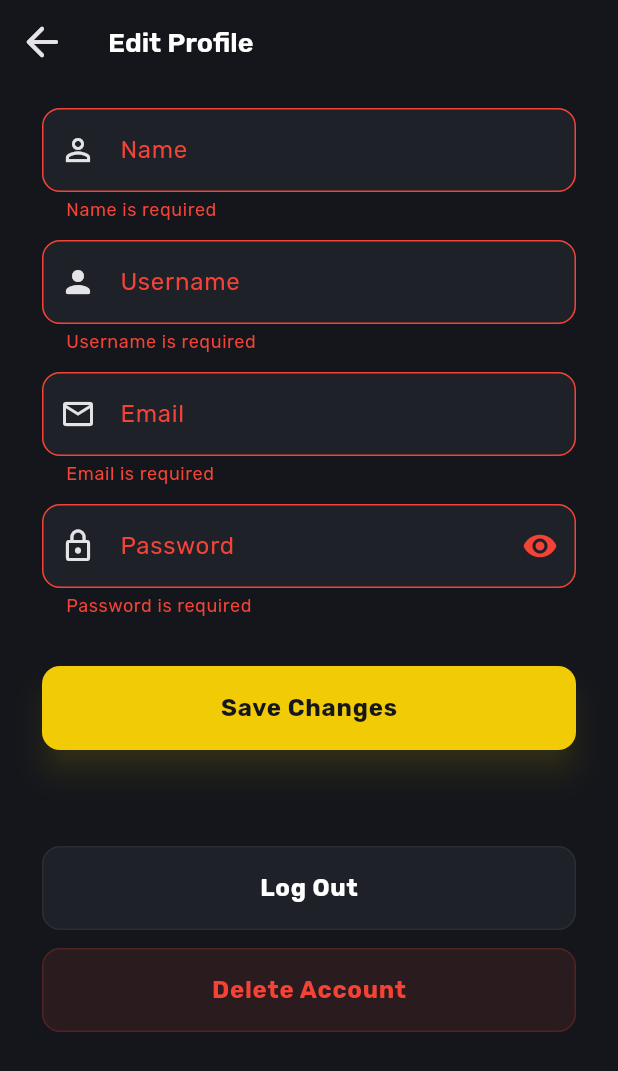
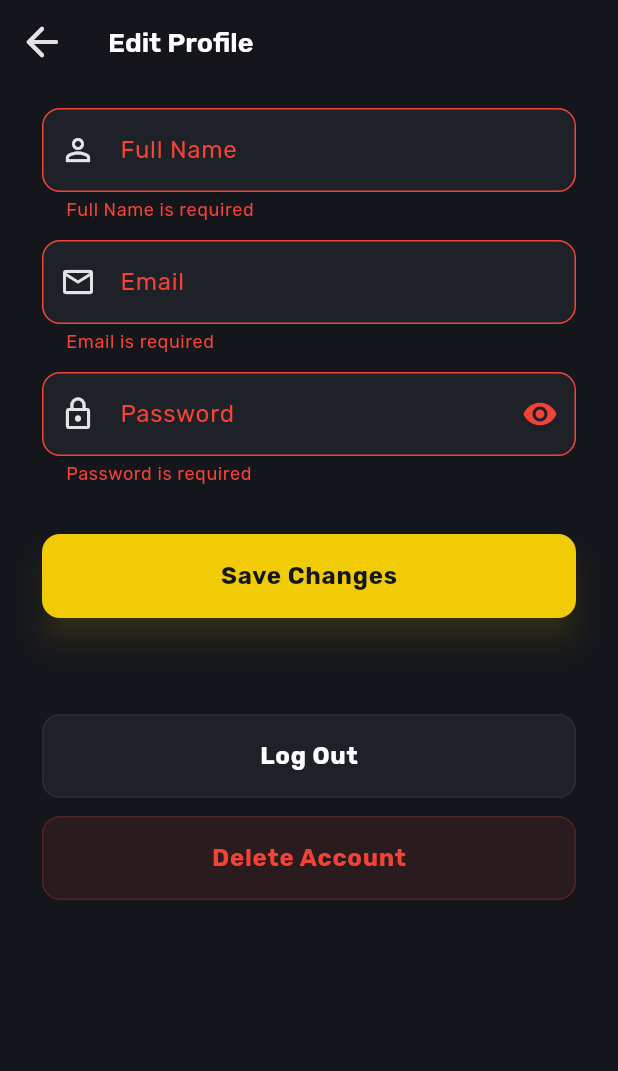
Before and after one commit to hadamard-2/lisan_app, a Flutter app: the ProfilePage screen opened directly, after a tap on "Save Changes", on a phone screen of 412 x 824 dp. Shown: the top 1071 px of the screen. Run offline on Flutter 3.47's test engine with Material 3 defaults, Android fonts, the phone set to English and light mode, and no system bars; our stand-ins replace connectivity_plus, dio, flutter_secure_storage, google_fonts, just_audio, material_symbols_icons; missing offline and left inert: record; accounts and stored records are empty.

Commit message:
refactor(exercise, profile): reorganize exercise widgets and clean up profile
- Moved non-page exercise widgets from pages/exercise to widgets/exercise
- Removed username from profile page

```diff
--- a/lib/pages/exercise/fill_in_blank_exercise.dart
+++ b/lib/pages/exercise/fill_in_blank_exercise.dart
@@ -2,8 +2,8 @@ import 'package:flutter/material.dart';
 import 'package:lisan_app/design/theme.dart';
 import 'package:lisan_app/models/fill_in_blank_exercise_data.dart';
 import 'package:lisan_app/pages/exercise/exercise_widget.dart';
-import 'package:lisan_app/pages/exercise/instruction_text.dart';
-import 'package:lisan_app/pages/exercise/previous_mistake_indicator.dart';
+import 'package:lisan_app/widgets/exercise/instruction_text.dart';
+import 'package:lisan_app/widgets/exercise/previous_mistake_indicator.dart';
 import 'package:lisan_app/widgets/exercise/text_choices_widget.dart';
 import 'package:lisan_app/widgets/exercise/text_bubble_widget.dart';
 
--- a/lib/pages/exercise/lesson_template.dart
+++ b/lib/pages/exercise/lesson_template.dart
@@ -1,9 +1,9 @@
 import 'package:flutter/material.dart';
 import 'package:lisan_app/design/theme.dart';
 import 'package:lisan_app/pages/exercise/exercise_widget.dart';
-import 'package:lisan_app/pages/exercise/feedback_panel.dart';
-import 'package:lisan_app/pages/exercise/lesson_controls.dart';
-import 'package:lisan_app/pages/exercise/lesson_top_bar.dart';
+import 'package:lisan_app/widgets/exercise/feedback_panel.dart';
+import 'package:lisan_app/widgets/exercise/lesson_controls.dart';
+import 'package:lisan_app/widgets/exercise/lesson_top_bar.dart';
 import 'package:lisan_app/models/exercise_state.dart';
 import 'package:lisan_app/models/lesson_stats.dart';
 
--- a/lib/pages/exercise/listening_exercise.dart
+++ b/lib/pages/exercise/listening_exercise.dart
@@ -5,9 +5,9 @@ import 'package:lisan_app/design/theme.dart';
 import 'package:lisan_app/models/available_block.dart';
 import 'package:lisan_app/models/listening_exercise_data.dart';
 import 'package:lisan_app/pages/exercise/exercise_widget.dart';
-import 'package:lisan_app/pages/exercise/instruction_text.dart';
-import 'package:lisan_app/pages/exercise/partial_free_text_widget.dart';
-import 'package:lisan_app/pages/exercise/previous_mistake_indicator.dart';
+import 'package:lisan_app/widgets/exercise/instruction_text.dart';
+import 'package:lisan_app/widgets/exercise/partial_free_text_widget.dart';
+import 'package:lisan_app/widgets/exercise/previous_mistake_indicator.dart';
 import 'package:lisan_app/widgets/exercise/voice_choices_widget.dart';
 import 'package:lisan_app/widgets/exercise/block_build_widget.dart';
 import 'package:lisan_app/widgets/exercise/free_text_widget.dart';
--- a/lib/pages/exercise/speaking_exercise.dart
+++ b/lib/pages/exercise/speaking_exercise.dart
@@ -2,8 +2,8 @@ import 'package:flutter/material.dart';
 import 'package:lisan_app/design/theme.dart';
 import 'package:lisan_app/models/speaking_exercise_data.dart';
 import 'package:lisan_app/pages/exercise/exercise_widget.dart';
-import 'package:lisan_app/pages/exercise/instruction_text.dart';
-import 'package:lisan_app/pages/exercise/previous_mistake_indicator.dart';
+import 'package:lisan_app/widgets/exercise/instruction_text.dart';
+import 'package:lisan_app/widgets/exercise/previous_mistake_indicator.dart';
 import 'package:lisan_app/widgets/exercise/text_bubble_widget.dart';
 import 'package:lisan_app/widgets/exercise/voice_input_widget.dart';
 
--- a/lib/pages/exercise/translation_exercise.dart
+++ b/lib/pages/exercise/translation_exercise.dart
@@ -3,8 +3,8 @@ import 'package:lisan_app/design/theme.dart';
 import 'package:lisan_app/models/available_block.dart';
 import 'package:lisan_app/models/translation_exercise_data.dart';
 import 'package:lisan_app/pages/exercise/exercise_widget.dart';
-import 'package:lisan_app/pages/exercise/instruction_text.dart';
-import 'package:lisan_app/pages/exercise/previous_mistake_indicator.dart';
+import 'package:lisan_app/widgets/exercise/instruction_text.dart';
+import 'package:lisan_app/widgets/exercise/previous_mistake_indicator.dart';
 import 'package:lisan_app/widgets/exercise/block_build_widget.dart';
 import 'package:lisan_app/widgets/exercise/free_text_widget.dart';
 import 'package:lisan_app/widgets/exercise/text_bubble_widget.dart';
--- a/lib/pages/profile_page.dart
+++ b/lib/pages/profile_page.dart
@@ -14,8 +14,7 @@ class ProfilePage extends StatefulWidget {
 
 class _ProfilePageState extends State<ProfilePage> {
   final _formKey = GlobalKey<FormState>();
-  final _nameController = TextEditingController();
-  final _usernameController = TextEditingController();
+  final _fullNameController = TextEditingController();
   final _emailController = TextEditingController();
   final _passwordController = TextEditingController();
 
@@ -24,8 +23,7 @@ class _ProfilePageState extends State<ProfilePage> {
 
   @override
   void dispose() {
-    _nameController.dispose();
-    _usernameController.dispose();
+    _fullNameController.dispose();
     _emailController.dispose();
     _passwordController.dispose();
     super.dispose();
@@ -33,26 +31,13 @@ class _ProfilePageState extends State<ProfilePage> {
 
   String? _validateName(String? value) {
     if (value == null || value.isEmpty) {
-      return 'Name is required';
+      return 'Full Name is required';
     }
     if (value.trim().length < 2) {
-      return 'Name must be at least 2 characters';
+      return 'Full Name must be at least 2 characters';
     }
     if (!RegExp(r"^[\p{L}\s\-']+$", unicode: true).hasMatch(value.trim())) {
-      return 'Name can only contain letters, spaces, hyphens, and apostrophes';
-    }
-    return null;
-  }
-
-  String? _validateUsername(String? value) {
-    if (value == null || value.isEmpty) {
-      return 'Username is required';
-    }
-    if (value.trim().length < 3) {
-      return 'Username must be at least 3 characters';
-    }
-    if (!RegExp(r'^[a-zA-Z0-9_]+$').hasMatch(value.trim())) {
-      return 'Username can only contain letters, numbers, and underscores';
+      return 'Full Name can only contain letters, spaces, hyphens, and apostrophes';
     }
     return null;
   }
@@ -230,21 +215,11 @@ class _ProfilePageState extends State<ProfilePage> {
               children: [
                 // Name Field
                 CustomTextField(
-                  controller: _nameController,
-                  labelText: 'Name',
+                  controller: _fullNameController,
+                  labelText: 'Full Name',
                   prefixIcon: Icons.person_outline,
                   keyboardType: TextInputType.name,
                   validator: _validateName,
-                ),
-                const SizedBox(height: 12),
-
-                // Username Field
-                CustomTextField(
-                  controller: _usernameController,
-                  labelText: 'Username',
-                  prefixIcon: Icons.person_rounded,
-                  keyboardType: TextInputType.name,
-                  validator: _validateUsername,
                 ),
                 const SizedBox(height: 12),
 
```
Also changed, not shown: lib/pages/exercise/complete_sentence_exercise.dart (+4 -4 lines), lib/widgets/exercise/feedback_panel.dart (renamed from lib/pages/exercise/feedback_panel.dart), lib/widgets/exercise/instruction_text.dart (renamed from lib/pages/exercise/instruction_text.dart), lib/widgets/exercise/lesson_controls.dart (renamed from lib/pages/exercise/lesson_controls.dart), lib/widgets/exercise/lesson_top_bar.dart (renamed from lib/pages/exercise/lesson_top_bar.dart), lib/widgets/exercise/partial_block_build_widget.dart (renamed from lib/pages/exercise/partial_block_build_widget.dart), lib/widgets/exercise/partial_free_text_widget.dart (renamed from lib/pages/exercise/partial_free_text_widget.dart), lib/widgets/exercise/previous_mistake_indicator.dart (renamed from lib/pages/exercise/previous_mistake_indicator.dart).
